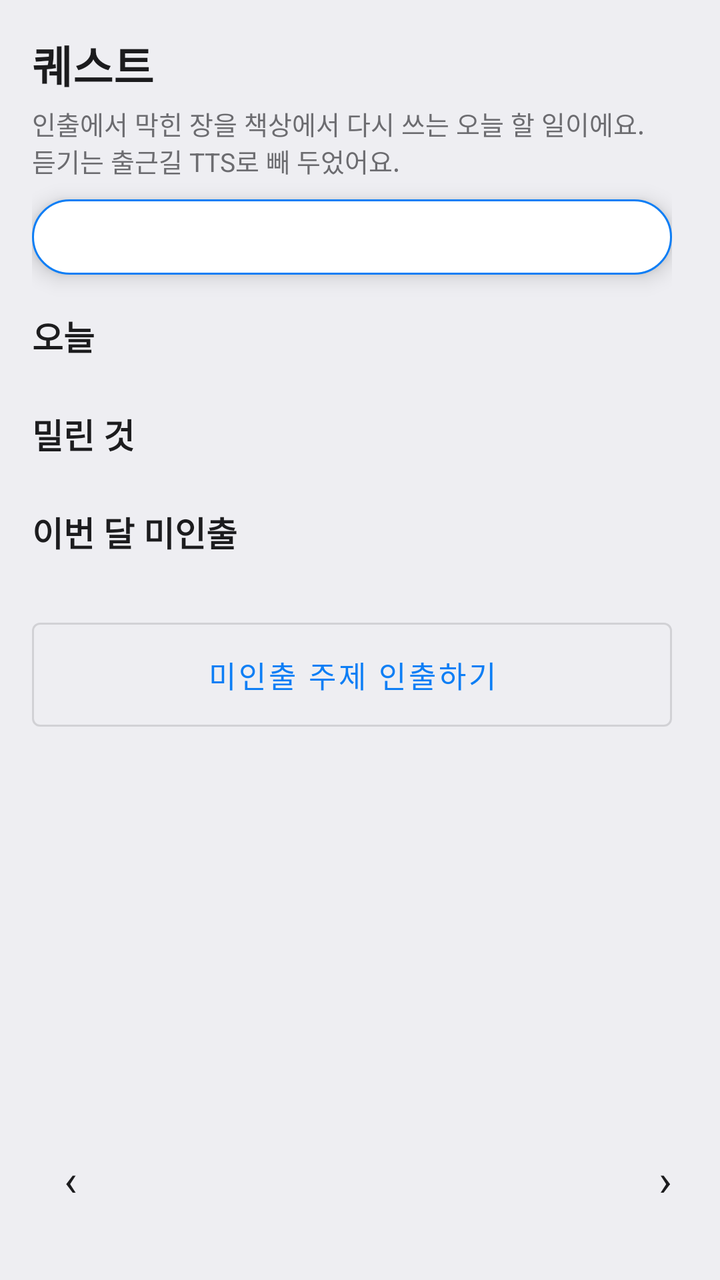
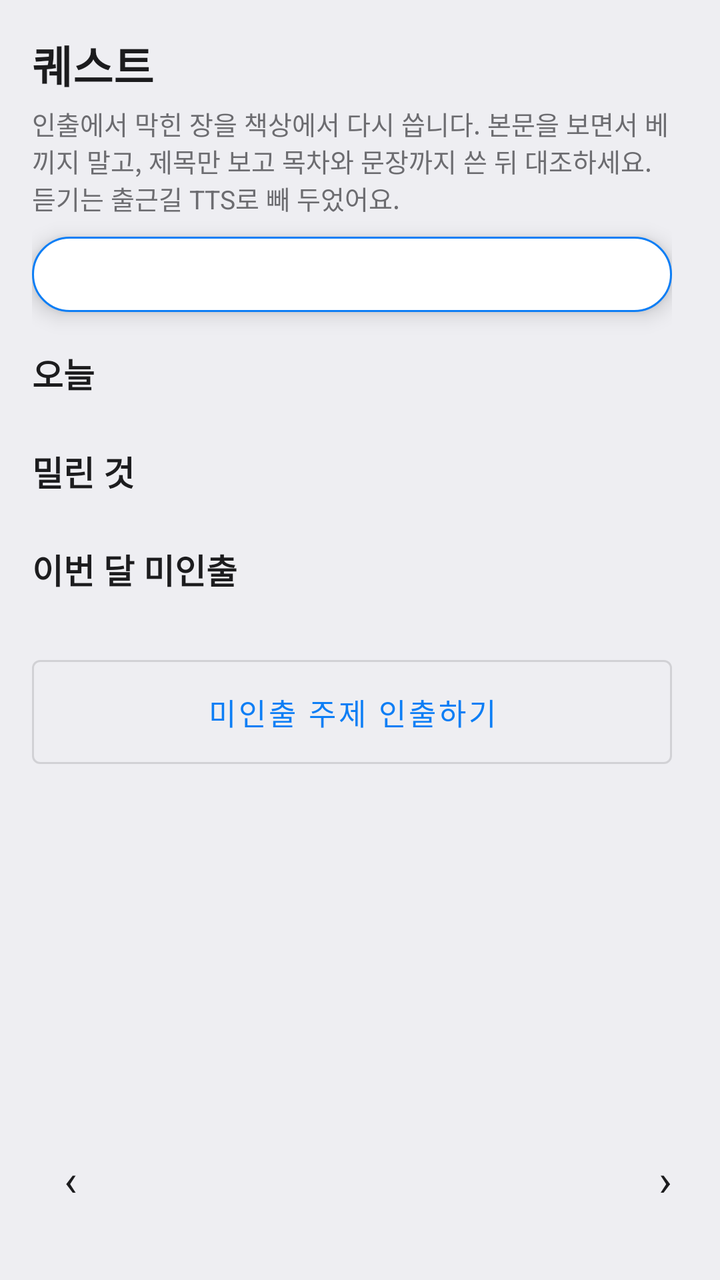

The first picture is an Android layout as it rendered before a commit; the second is the same layout after the commit. The layout source and the unified diff follow.
<!-- AndroidManifest.xml: application theme Theme.AdminMemo -->
<!-- res/layout/activity_quest.xml -->
<?xml version="1.0" encoding="utf-8"?>
<LinearLayout xmlns:android="http://schemas.android.com/apk/res/android"
    android:layout_width="match_parent"
    android:layout_height="match_parent"
    android:background="@color/bg_screen"
    android:orientation="vertical"
    android:padding="16dp">

    <LinearLayout
        android:id="@+id/layoutQuestSplit"
        android:layout_width="match_parent"
        android:layout_height="0dp"
        android:layout_weight="1"
        android:orientation="vertical">

        <ScrollView
            android:id="@+id/layoutQuestLeft"
            android:layout_width="match_parent"
            android:layout_height="0dp"
            android:layout_weight="1"
            android:fillViewport="true">

            <LinearLayout
                android:layout_width="match_parent"
                android:layout_height="wrap_content"
                android:orientation="vertical"
                android:paddingEnd="8dp">

                <TextView
                    android:layout_width="match_parent"
                    android:layout_height="wrap_content"
                    android:text="퀘스트"
                    android:textColor="@color/text_main"
                    android:textSize="22sp"
                    android:textStyle="bold"/>

                <TextView
                    android:layout_width="match_parent"
                    android:layout_height="wrap_content"
                    android:layout_marginTop="4dp"
                    android:text="인출에서 막힌 장을 책상에서 다시 쓰는 오늘 할 일이에요. 듣기는 출근길 TTS로 빼 두었어요."
                    android:textColor="@color/text_sub"
                    android:textSize="13sp"/>

                <include
                    android:id="@+id/tvQuestCoach"
                    layout="@layout/view_coach_pill"
                    android:layout_width="match_parent"
                    android:layout_height="wrap_content"
                    android:layout_marginTop="10dp"/>

                <LinearLayout
                    android:id="@+id/layoutQuestEmpty"
                    android:layout_width="match_parent"
                    android:layout_height="wrap_content"
                    android:layout_marginTop="16dp"
                    android:orientation="vertical"
                    android:visibility="gone">

                    <TextView
                        android:layout_width="match_parent"
                        android:layout_height="wrap_content"
                        android:text="오늘 인출을 먼저 하면, 막힌 장을 제목만 보고 다시 펼치는 퀘스트가 생깁니다."
                        android:textColor="@color/text_main"
                        android:textSize="15sp"/>

                    <com.google.android.material.button.MaterialButton
                        android:id="@+id/btnQuestGoRecall"
                        style="@style/Widget.AdminMemo.Button"
                        android:layout_width="match_parent"
                        android:layout_height="wrap_content"
                        android:layout_marginTop="10dp"
                        android:text="인출 시작"/>
                </LinearLayout>

                <TextView
                    android:layout_width="match_parent"
                    android:layout_height="wrap_content"
                    android:layout_marginTop="18dp"
                    android:text="오늘"
                    android:textColor="@color/text_main"
                    android:textSize="17sp"
                    android:textStyle="bold"/>

                <LinearLayout
                    android:id="@+id/layoutQuestToday"
                    android:layout_width="match_parent"
                    android:layout_height="wrap_content"
                    android:layout_marginTop="6dp"
                    android:orientation="vertical"/>

                <com.google.android.material.button.MaterialButton
                    android:id="@+id/btnQuestRetrain"
                    style="@style/Widget.AdminMemo.Button"
                    android:layout_width="match_parent"
                    android:layout_height="wrap_content"
                    android:layout_marginTop="12dp"
                    android:text="채운 장 다시 인출"
                    android:visibility="gone"/>

                <TextView
                    android:layout_width="match_parent"
                    android:layout_height="wrap_content"
                    android:layout_marginTop="18dp"
                    android:text="밀린 것"
                    android:textColor="@color/text_main"
                    android:textSize="17sp"
                    android:textStyle="bold"/>

                <LinearLayout
                    android:id="@+id/layoutQuestBacklog"
                    android:layout_width="match_parent"
                    android:layout_height="wrap_content"
                    android:layout_marginTop="6dp"
                    android:orientation="vertical"/>

                <TextView
                    android:layout_width="match_parent"
                    android:layout_height="wrap_content"
                    android:layout_marginTop="18dp"
                    android:text="이번 달 미인출"
                    android:textColor="@color/text_main"
                    android:textSize="17sp"
                    android:textStyle="bold"/>

                <TextView
                    android:id="@+id/tvQuestUnseen"
                    android:layout_width="match_parent"
                    android:layout_height="wrap_content"
                    android:layout_marginTop="6dp"
                    android:textColor="@color/text_sub"
                    android:textSize="14sp"/>

                <com.google.android.material.button.MaterialButton
                    android:id="@+id/btnQuestUnseen"
                    style="@style/Widget.AdminMemo.Button.Outlined"
                    android:layout_width="match_parent"
                    android:layout_height="wrap_content"
                    android:layout_marginTop="8dp"
                    android:text="미인출 주제 인출하기"/>
            </LinearLayout>
        </ScrollView>

        <ScrollView
            android:id="@+id/layoutQuestRight"
            android:layout_width="match_parent"
            android:layout_height="wrap_content"
            android:fillViewport="true">

            <LinearLayout
                android:layout_width="match_parent"
                android:layout_height="wrap_content"
                android:orientation="vertical"
                android:paddingStart="8dp">

                <LinearLayout
                    android:layout_width="match_parent"
                    android:layout_height="wrap_content"
                    android:layout_marginTop="4dp"
                    android:gravity="center_vertical"
                    android:orientation="horizontal">

                    <TextView
                        android:id="@+id/btnQuestPrevMonth"
                        android:layout_width="wrap_content"
                        android:layout_height="wrap_content"
                        android:padding="8dp"
                        android:text="‹"
                        android:textColor="@color/text_main"
                        android:textSize="22sp"/>

                    <TextView
                        android:id="@+id/tvQuestMonth"
                        android:layout_width="0dp"
                        android:layout_height="wrap_content"
                        android:layout_weight="1"
                        android:gravity="center"
                        android:textColor="@color/text_main"
                        android:textSize="16sp"
                        android:textStyle="bold"/>

                    <TextView
                        android:id="@+id/btnQuestNextMonth"
                        android:layout_width="wrap_content"
                        android:layout_height="wrap_content"
                        android:padding="8dp"
                        android:text="›"
                        android:textColor="@color/text_main"
                        android:textSize="22sp"/>
                </LinearLayout>

                <GridLayout
                    android:id="@+id/gridQuestCal"
                    android:layout_width="match_parent"
                    android:layout_height="wrap_content"
                    android:columnCount="7"/>

                <LinearLayout
                    android:id="@+id/layoutQuestDay"
                    android:layout_width="match_parent"
                    android:layout_height="wrap_content"
                    android:layout_marginTop="12dp"
                    android:orientation="vertical"/>
            </LinearLayout>
        </ScrollView>
    </LinearLayout>
</LinearLayout>
<!-- res/layout/view_coach_pill.xml (included above) -->
<?xml version="1.0" encoding="utf-8"?>
<TextView xmlns:android="http://schemas.android.com/apk/res/android"
    android:layout_width="match_parent"
    android:layout_height="wrap_content"
    android:background="@drawable/bg_coach_pill"
    android:elevation="6dp"
    android:lineSpacingExtra="2dp"
    android:paddingHorizontal="14dp"
    android:paddingVertical="10dp"
    android:textColor="@color/text_main"
    android:textSize="13sp"/>
<!-- resources referenced by this layout -->
<resources>
  <color name="bg_screen">#EEEEF2</color>
  <color name="text_main">#1C1C1E</color>
  <color name="text_sub">#6C6C70</color>
  <!-- drawable bg_coach_pill (drawable) -->
  <?xml version="1.0" encoding="utf-8"?>
  <shape xmlns:android="http://schemas.android.com/apk/res/android">
      <corners android:radius="20dp"/>
      <solid android:color="@color/bg_card"/>
      <stroke
          android:width="1dp"
          android:color="@color/primary"/>
  </shape>
  <style name="Widget.AdminMemo.Button" parent="Widget.MaterialComponents.Button">
          <item name="android:minHeight">@dimen/btn_min_height</item>
          <item name="android:paddingTop">12sp</item>
          <item name="android:paddingBottom">12sp</item>
          <item name="android:insetTop">0dp</item>
          <item name="android:insetBottom">0dp</item>
          <item name="android:insetLeft">0dp</item>
          <item name="android:insetRight">0dp</item>
          <item name="android:textSize">15sp</item>
      </style>
  <style name="Widget.AdminMemo.Button.Outlined" parent="Widget.MaterialComponents.Button.OutlinedButton">
          <item name="android:minHeight">@dimen/btn_min_height</item>
          <item name="android:paddingTop">12sp</item>
          <item name="android:paddingBottom">12sp</item>
          <item name="android:insetTop">0dp</item>
          <item name="android:insetBottom">0dp</item>
          <item name="android:insetLeft">0dp</item>
          <item name="android:insetRight">0dp</item>
          <item name="android:textSize">15sp</item>
      </style>
  <style name="Theme.AdminMemo" parent="Theme.MaterialComponents.DayNight.NoActionBar">
          <item name="colorPrimary">@color/primary</item>
          <item name="colorPrimaryDark">@color/primary_dark</item>
          <item name="colorAccent">@color/accent</item>
          <item name="android:windowBackground">@color/bg_screen</item>
      </style>
  <color name="bg_card">#FFFFFF</color>
  <color name="primary">#0D7EF5</color>
  <dimen name="btn_min_height">52sp</dimen>
  <color name="primary_dark">#0A64D6</color>
  <color name="accent">#FF9F0A</color>
</resources>

<!-- the commit's change to res/layout/activity_quest.xml (unified diff, before → after) -->
@@ -38,7 +38,7 @@
                     android:layout_width="match_parent"
                     android:layout_height="wrap_content"
                     android:layout_marginTop="4dp"
-                    android:text="인출에서 막힌 장을 책상에서 다시 쓰는 오늘 할 일이에요. 듣기는 출근길 TTS로 빼 두었어요."
+                    android:text="인출에서 막힌 장을 책상에서 다시 씁니다. 본문을 보면서 베끼지 말고, 제목만 보고 목차와 문장까지 쓴 뒤 대조하세요. 듣기는 출근길 TTS로 빼 두었어요."
                     android:textColor="@color/text_sub"
                     android:textSize="13sp"/>
 
@@ -60,7 +60,7 @@
                     <TextView
                         android:layout_width="match_parent"
                         android:layout_height="wrap_content"
-                        android:text="오늘 인출을 먼저 하면, 막힌 장을 제목만 보고 다시 펼치는 퀘스트가 생깁니다."
+                        android:text="오늘 인출을 먼저 하면, 막힌 장이 퀘스트로 생깁니다. 내용을 전혀 모르면 본문을 한 번 읽어 지도를 만든 뒤, 화면을 가리고 제목만 보고 목차와 문장을 쓰세요. 조금 아는 장은 읽지 말고 제목부터 시작합니다."
                         android:textColor="@color/text_main"
                         android:textSize="15sp"/>
 
